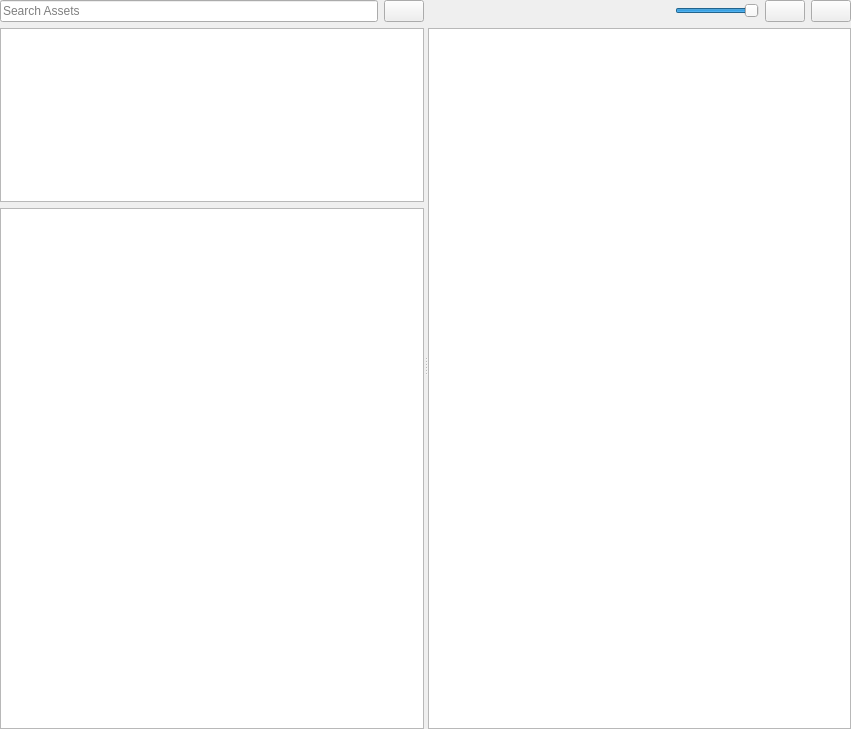
ezEngine/ezEngine, file Tools/EditorFramework/Assets/AssetBrowserWidget.ui: the form before one commit.
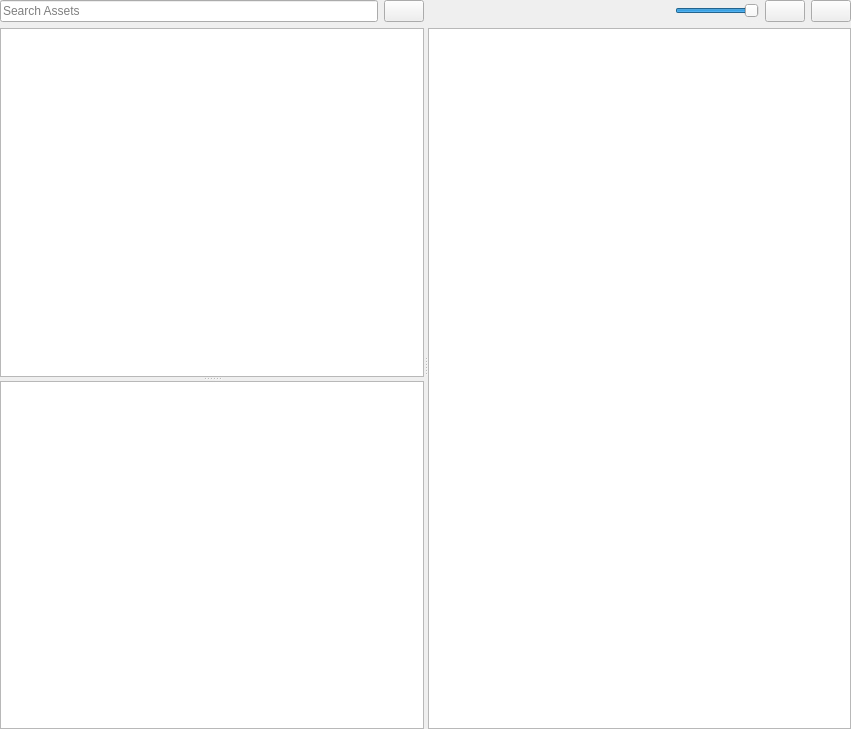
The form after the commit. Icons and pictures are not drawn. Custom widgets are drawn as their Qt base class.

Commit message: -Added splitter between asset browser type list and folders -Changed color gradient editor alpha background pattern. -Added float spinner hold&drag functionality to change value.

Patch:
```diff
--- a/Tools/EditorFramework/Assets/AssetBrowserWidget.ui
+++ b/Tools/EditorFramework/Assets/AssetBrowserWidget.ui
@@ -65,9 +65,11 @@
         </layout>
        </item>
        <item>
+        <widget class="QSplitter" name="LeftSplitter">
+         <property name="orientation">
+          <enum>Qt::Vertical</enum>
+         </property>
         <widget class="QListWidget" name="ListTypeFilter"/>
-       </item>
-       <item>
         <widget class="QTreeWidget" name="TreeFolderFilter">
          <property name="uniformRowHeights">
           <bool>true</bool>
@@ -84,6 +86,7 @@
           </property>
          </column>
         </widget>
+        </widget>
        </item>
       </layout>
      </widget>
```
Left out of the diff: 2 changed lines with no effect on the pictures. Lines whose indentation alone changed are shown as unchanged. The commit also changes 4 other files.
